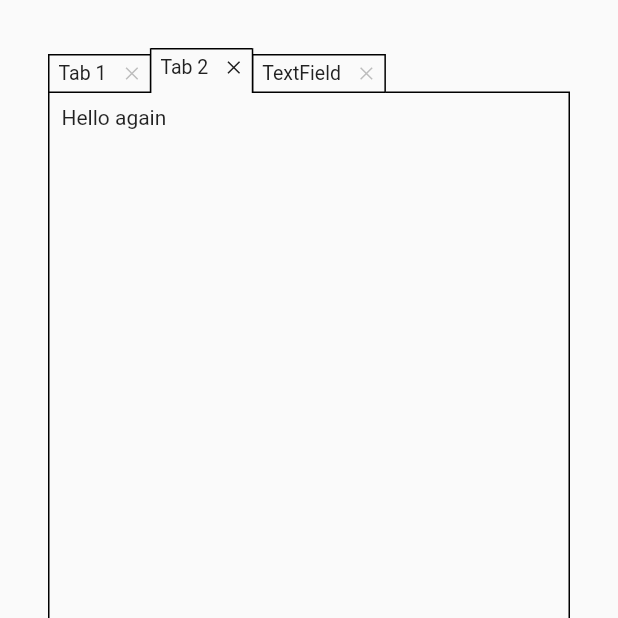
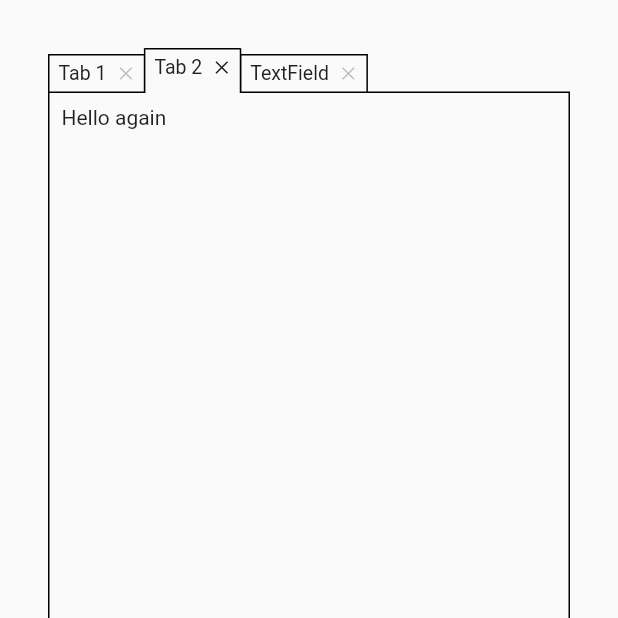
Before and after one commit to caduandrade/tabbed_view, a Flutter app: the screen it shows after launch, after a tap on "Tab 2", on a phone screen of 412 x 824 dp, the top half of it. Run offline on Flutter 3.47's test engine with Material 2 defaults, Android fonts, the phone set to English and light mode, and no system bars.

Commit message:
`paddingWithoutButton` setting in `TabThemeData` and `TabStatusThemeData`

```diff
--- a/lib/src/tab_widget.dart
+++ b/lib/src/tab_widget.dart
@@ -50,9 +50,13 @@ class TabWidget extends StatelessWidget {
         BorderSide.none;
     BoxDecoration? decoration = statusTheme.decoration ?? tabTheme.decoration;
 
-    EdgeInsetsGeometry? padding = tabTheme.padding;
-    if (statusTheme.padding != null) {
-      padding = statusTheme.padding;
+    EdgeInsetsGeometry? padding;
+    if (textAndButtons.length == 1) {
+      padding =
+          statusTheme.paddingWithoutButton ?? tabTheme.paddingWithoutButton;
+    }
+    if (padding == null) {
+      padding = statusTheme.padding ?? tabTheme.padding;
     }
 
     EdgeInsetsGeometry? margin = tabTheme.margin;
@@ -129,10 +133,9 @@ class TabWidget extends StatelessWidget {
 
     bool buttonsEnabled = data.selectToEnableButtons == false ||
         (data.selectToEnableButtons && status == TabStatus.selected);
+    bool hasButtons = tab.buttons != null && tab.buttons!.length > 0;
     EdgeInsets? padding;
-    if (tab.closable ||
-        (tab.buttons != null && tab.buttons!.length > 0) &&
-            tabTheme.buttonsOffset > 0) {
+    if (tab.closable || hasButtons && tabTheme.buttonsOffset > 0) {
       padding = EdgeInsets.only(right: tabTheme.buttonsOffset);
     }
 
@@ -141,7 +144,6 @@ class TabWidget extends StatelessWidget {
             Text(tab.text, style: textStyle, overflow: TextOverflow.ellipsis),
         padding: padding));
 
-    bool hasButtons = tab.buttons != null && tab.buttons!.length > 0;
     if (hasButtons) {
       for (int i = 0; i < tab.buttons!.length; i++) {
         EdgeInsets? padding;
--- a/lib/src/theme/default_themes/classic_theme.dart
+++ b/lib/src/theme/default_themes/classic_theme.dart
@@ -87,9 +87,10 @@ class ClassicTheme {
         hoverButtonColor: hoverButtonColor,
         disabledButtonColor: disabledButtonColor,
         hoverButtonBackground: BoxDecoration(color: highlightedColor),
-        buttonsOffset: 8,
+        buttonsOffset: 4,
         buttonPadding: const EdgeInsets.all(2),
         padding: EdgeInsets.fromLTRB(6, 3, 3, 3),
+        paddingWithoutButton: EdgeInsets.fromLTRB(6, 3, 6, 3),
         decoration: BoxDecoration(
             color: backgroundColor,
             border: Border.all(color: borderColor, width: 1)),
--- a/lib/src/theme/default_themes/dark_theme.dart
+++ b/lib/src/theme/default_themes/dark_theme.dart
@@ -87,11 +87,12 @@ class DarkTheme {
       required Color disabledButtonColor}) {
     double bottomWidth = 3;
     return TabThemeData(
-        buttonsOffset: 8,
+        buttonsOffset: 4,
         textStyle: TextStyle(fontSize: fontSize, color: fontColor),
         decoration: BoxDecoration(color: tabColor),
         margin: EdgeInsets.only(bottom: bottomWidth),
         padding: EdgeInsets.fromLTRB(6, 3, 3, 3),
+        paddingWithoutButton: EdgeInsets.fromLTRB(6, 3, 6, 3),
         hoverButtonBackground: BoxDecoration(color: highlightedColor),
         buttonPadding: const EdgeInsets.all(2),
         selectedStatus: TabStatusThemeData(
--- a/lib/src/theme/default_themes/minimalist_theme.dart
+++ b/lib/src/theme/default_themes/minimalist_theme.dart
@@ -32,9 +32,10 @@ class MinimalistTheme {
 
   static TabThemeData tabTheme({required MaterialColor colorSet}) {
     return TabThemeData(
-      buttonsOffset: 8,
+      buttonsOffset: 4,
       textStyle: TextStyle(color: colorSet[900]!, fontSize: 13),
       padding: EdgeInsets.fromLTRB(6, 3, 3, 3),
+      paddingWithoutButton: EdgeInsets.fromLTRB(6, 3, 6, 3),
       decoration: BoxDecoration(color: colorSet[50]!),
       normalButtonColor: colorSet[900]!,
       hoverButtonColor: colorSet[900]!,
--- a/lib/src/theme/default_themes/mobile_theme.dart
+++ b/lib/src/theme/default_themes/mobile_theme.dart
@@ -91,8 +91,9 @@ class MobileTheme {
         hoverButtonColor: hoverButtonColor,
         disabledButtonColor: disabledButtonColor,
         textStyle: TextStyle(fontSize: fontSize, color: foregroundColor),
-        buttonsOffset: 8,
+        buttonsOffset: 4,
         padding: EdgeInsets.fromLTRB(6, 3, 3, 3),
+        paddingWithoutButton: EdgeInsets.fromLTRB(6, 3, 6, 3),
         hoverButtonBackground: BoxDecoration(color: highlightedColor),
         buttonPadding: const EdgeInsets.all(2),
         decoration: BoxDecoration(border: border),
--- a/lib/src/theme/tab_status_theme_data.dart
+++ b/lib/src/theme/tab_status_theme_data.dart
@@ -9,6 +9,7 @@ class TabStatusThemeData {
       this.innerBottomBorder,
       this.fontColor,
       this.padding,
+      this.paddingWithoutButton,
       this.margin,
       this.normalButtonColor,
       this.hoverButtonColor,
@@ -26,6 +27,9 @@ class TabStatusThemeData {
   /// see [Decoration.padding].
   EdgeInsetsGeometry? padding;
 
+  /// Overrides [padding] when the tab has no buttons.
+  EdgeInsetsGeometry? paddingWithoutButton;
+
   /// Empty space to surround the [decoration] and tab.
   EdgeInsetsGeometry? margin;
 
--- a/lib/src/theme/tab_theme_data.dart
+++ b/lib/src/theme/tab_theme_data.dart
@@ -25,6 +25,7 @@ class TabThemeData {
       this.innerTopBorder,
       this.textStyle = const TextStyle(fontSize: 13),
       this.padding,
+      this.paddingWithoutButton,
       this.margin,
       TabStatusThemeData? selectedStatus,
       TabStatusThemeData? highlightedStatus,
@@ -48,6 +49,9 @@ class TabThemeData {
   /// This padding is in addition to any padding inherent in the [decoration];
   /// see [Decoration.padding].
   EdgeInsetsGeometry? padding;
+
+  /// Overrides [padding] when the tab has no buttons.
+  EdgeInsetsGeometry? paddingWithoutButton;
 
   /// Empty space to surround the [decoration] and tab.
   EdgeInsetsGeometry? margin;
```
Also changed, not shown: example/pubspec.lock, 1 other file.
